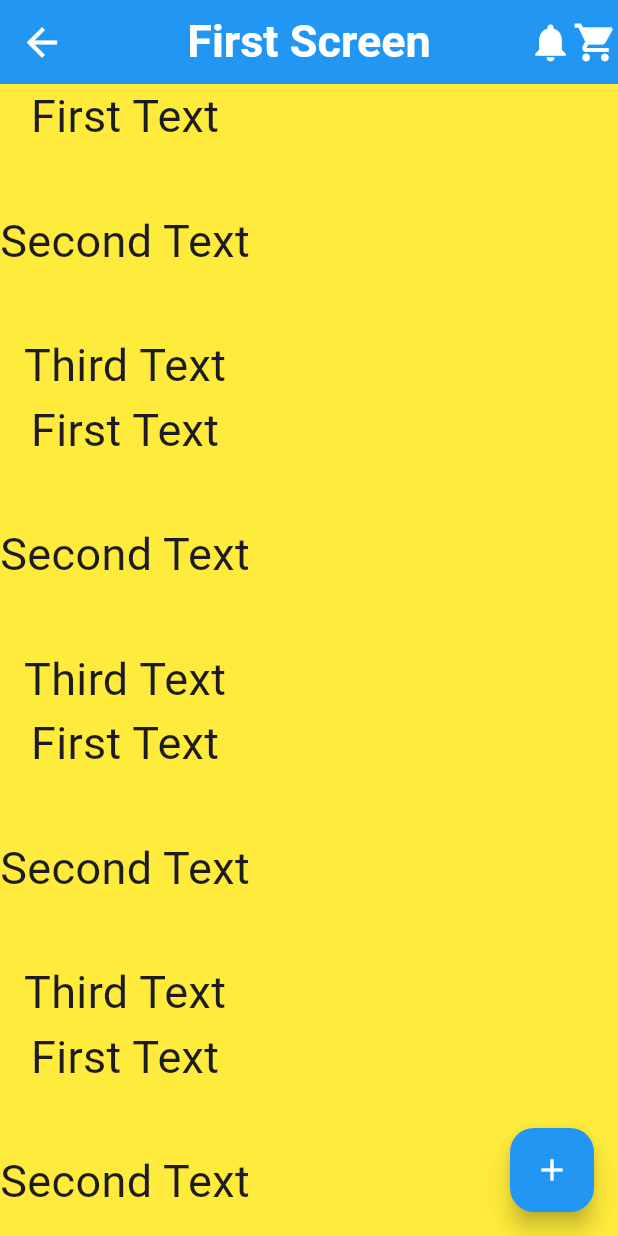
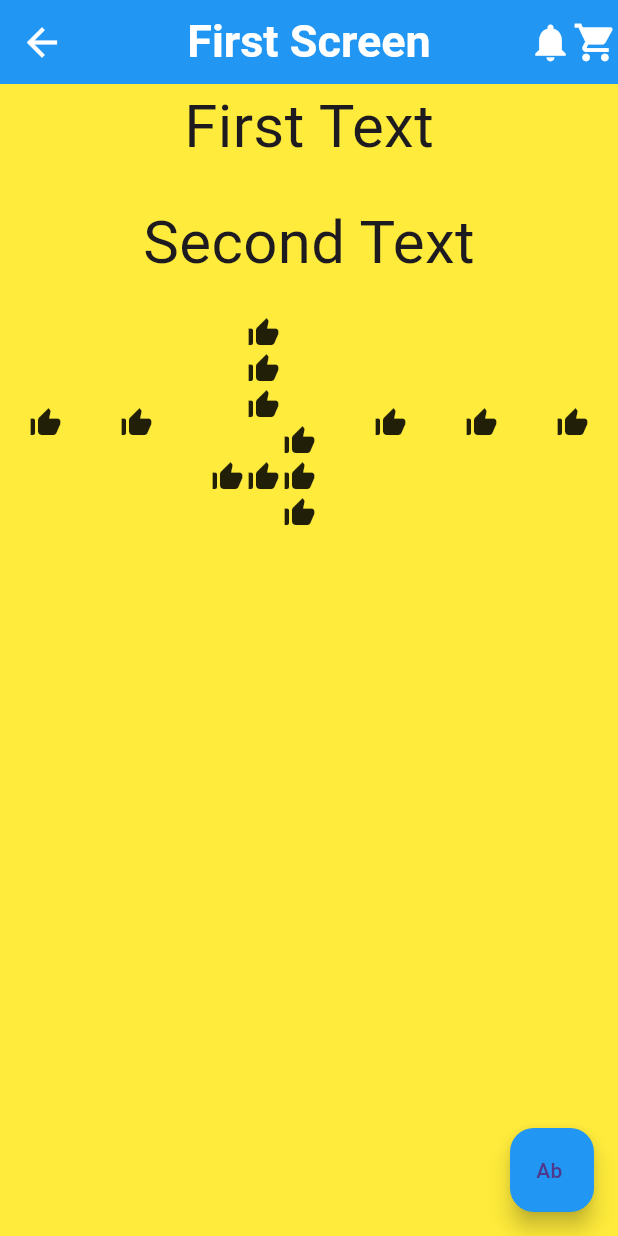
Before and after one commit to MuhammadAliKust/Flutter-B21, a Flutter app: the screen it shows after launch, on a phone screen of 412 x 824 dp. Run offline on Flutter 3.47's test engine with Material 3 defaults, Android fonts, the phone set to English and light mode, and no system bars.

Commit message:
Nested Row/Column Done

```diff
--- a/lib/main.dart
+++ b/lib/main.dart
@@ -29,101 +29,50 @@ class MyApp extends StatelessWidget {
             Icon(Icons.shopping_cart, color: Colors.white, size: 30),
           ],
         ),
-        body: SingleChildScrollView(
-          scrollDirection: Axis.vertical,
-          child: Column(
-            children: [
-              Text("First Text", style: TextStyle(fontSize: 30)),
-              SizedBox(height: 40),
-              Text("Second Text", style: TextStyle(fontSize: 30)),
-              SizedBox(height: 40),
-              Text("Third Text", style: TextStyle(fontSize: 30)),
-              Text("First Text", style: TextStyle(fontSize: 30)),
-              SizedBox(height: 40),
-              Text("Second Text", style: TextStyle(fontSize: 30)),
-              SizedBox(height: 40),
-              Text("Third Text", style: TextStyle(fontSize: 30)),
-              Text("First Text", style: TextStyle(fontSize: 30)),
-              SizedBox(height: 40),
-              Text("Second Text", style: TextStyle(fontSize: 30)),
-              SizedBox(height: 40),
-              Text("Third Text", style: TextStyle(fontSize: 30)),
-              Text("First Text", style: TextStyle(fontSize: 30)),
-              SizedBox(height: 40),
-              Text("Second Text", style: TextStyle(fontSize: 30)),
-              SizedBox(height: 40),
-              Text("Third Text", style: TextStyle(fontSize: 30)),
-              Text("First Text", style: TextStyle(fontSize: 30)),
-              SizedBox(height: 40),
-              Text("Second Text", style: TextStyle(fontSize: 30)),
-              SizedBox(height: 40),
-              Text("Third Text", style: TextStyle(fontSize: 30)),
-              Text("First Text", style: TextStyle(fontSize: 30)),
-              SizedBox(height: 40),
-              Text("Second Text", style: TextStyle(fontSize: 30)),
-              SizedBox(height: 40),
-              Text("Third Text", style: TextStyle(fontSize: 30)),
-              Text("First Text", style: TextStyle(fontSize: 30)),
-              SizedBox(height: 40),
-              Text("Second Text", style: TextStyle(fontSize: 30)),
-              SizedBox(height: 40),
-              Text("Third Text", style: TextStyle(fontSize: 30)),
-              Text("First Text", style: TextStyle(fontSize: 30)),
-              SizedBox(height: 40),
-              Text("Second Text", style: TextStyle(fontSize: 30)),
-              SizedBox(height: 40),
-              Text("Third Text", style: TextStyle(fontSize: 30)),
-              Text("First Text", style: TextStyle(fontSize: 30)),
-              SizedBox(height: 40),
-              Text("Second Text", style: TextStyle(fontSize: 30)),
-              SizedBox(height: 40),
-              Text("Third Text", style: TextStyle(fontSize: 30)),
-              Text("First Text", style: TextStyle(fontSize: 30)),
-              SizedBox(height: 40),
-              Text("Second Text", style: TextStyle(fontSize: 30)),
-              SizedBox(height: 40),
-              Text("Third Text", style: TextStyle(fontSize: 30)),
-              Text("First Text", style: TextStyle(fontSize: 30)),
-              SizedBox(height: 40),
-              Text("Second Text", style: TextStyle(fontSize: 30)),
-              SizedBox(height: 40),
-              Text("Third Text", style: TextStyle(fontSize: 30)),
-              Text("First Text", style: TextStyle(fontSize: 30)),
-              SizedBox(height: 40),
-              Text("Second Text", style: TextStyle(fontSize: 30)),
-              SizedBox(height: 40),
-              Text("Third Text", style: TextStyle(fontSize: 30)),
-              Text("First Text", style: TextStyle(fontSize: 30)),
-              SizedBox(height: 40),
-              Text("Second Text", style: TextStyle(fontSize: 30)),
-              SizedBox(height: 40),
-              Text("Third Text", style: TextStyle(fontSize: 30)),
-              Text("First Text", style: TextStyle(fontSize: 30)),
-              SizedBox(height: 40),
-              Text("Second Text", style: TextStyle(fontSize: 30)),
-              SizedBox(height: 40),
-              Text("Third Text", style: TextStyle(fontSize: 30)),
-              Text("First Text", style: TextStyle(fontSize: 30)),
-              SizedBox(height: 40),
-              Text("Second Text", style: TextStyle(fontSize: 30)),
-              SizedBox(height: 40),
-              Text("Third Text", style: TextStyle(fontSize: 30)),
-            ],
-          ),
+        body: Column(
+          mainAxisAlignment: MainAxisAlignment.start,
+          children: [
+            Text("First Text", style: TextStyle(fontSize: 40)),
+            SizedBox(height: 20),
+            Text("Second Text", style: TextStyle(fontSize: 40)),
+            SizedBox(height: 20),
+            Row(
+              mainAxisAlignment: MainAxisAlignment.spaceAround,
+              children: [
+                Icon(Icons.thumb_up_alt),
+                Icon(Icons.thumb_up_alt),
+                Column(
+                  children: [
+                    Icon(Icons.thumb_up_alt),
+
+                    Icon(Icons.thumb_up_alt),
+                    Icon(Icons.thumb_up_alt),
+                    Row(
+                      children: [
+                        Icon(Icons.thumb_up_alt),
+                        Icon(Icons.thumb_up_alt),
+                        Column(
+                          children: [
+                            Icon(Icons.thumb_up_alt),
+                            Icon(Icons.thumb_up_alt),
+                            Icon(Icons.thumb_up_alt),
+                          ],
+                        ),
+                      ],
+                    ),
+                  ],
+                ),
+
+                Icon(Icons.thumb_up_alt),
+                Icon(Icons.thumb_up_alt),
+                Icon(Icons.thumb_up_alt),
+              ],
+            ),
+          ],
         ),
-        // body: Center(
-        //   child: Text(
-        //     'Hello World',
-        //     style: TextStyle(
-        //       fontSize: 40,
-        //       fontWeight: FontWeight.bold,
-        //       color: Colors.green,
-        //     ),
-        //   ),
-        // ),
         floatingActionButton: FloatingActionButton(
           onPressed: () {},
-          child: Icon(Icons.add, color: Colors.white),
+          child: Text("Ab "),
           backgroundColor: Colors.blue,
         ),
       ),
```
